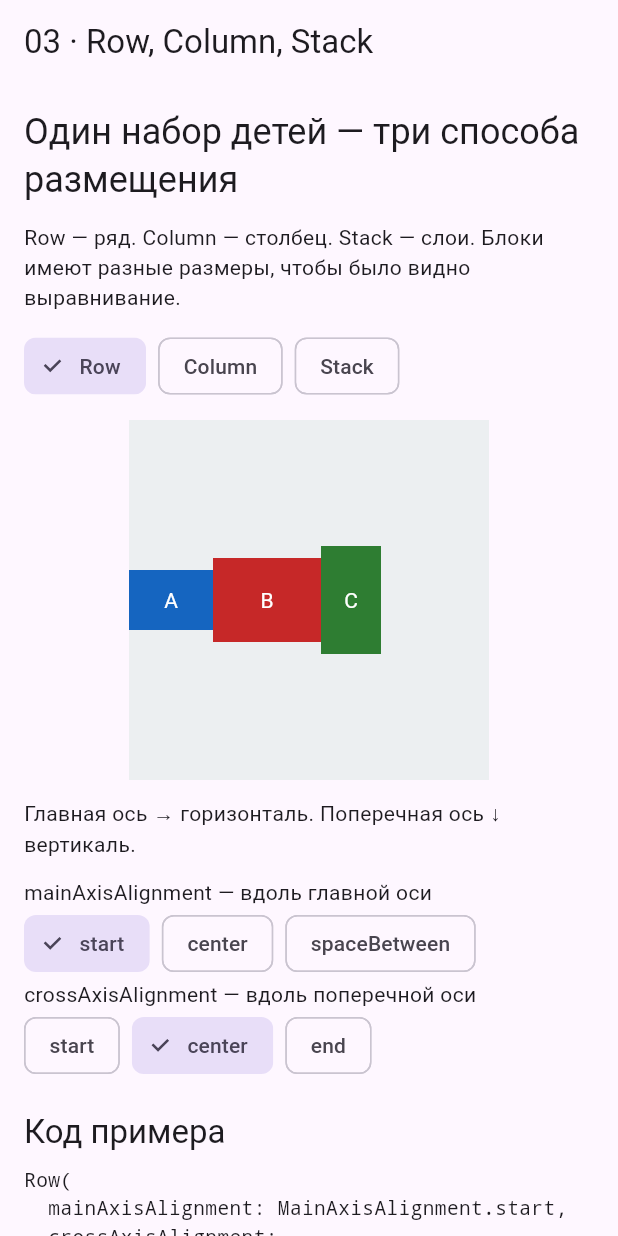
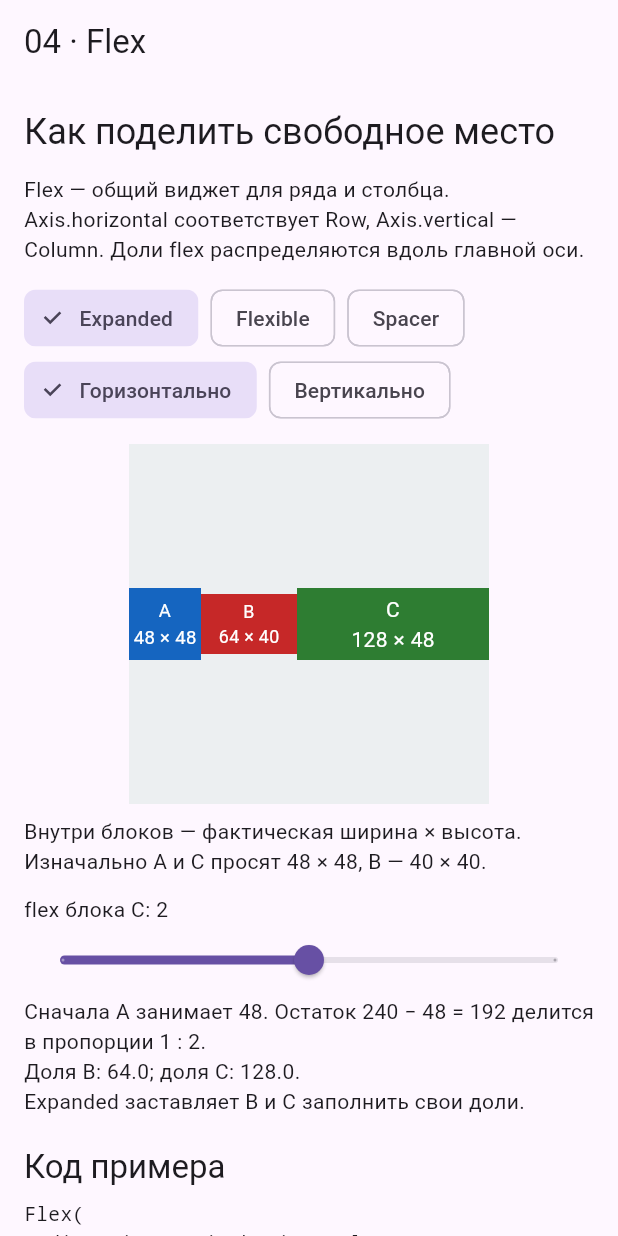
Before and after one commit to aslanDos/Learning-App, a Flutter app: the screen it shows after launch, on a phone screen of 412 x 824 dp. Run offline on Flutter 3.47's test engine with Material 3 defaults, Android fonts, the phone set to English and light mode, and no system bars.

Commit message:
Add lesson 04: Flex, Expanded, Flexible and Spacer

```diff
--- a/lib/main.dart
+++ b/lib/main.dart
@@ -9,112 +9,125 @@ class MyApp extends StatelessWidget {
   Widget build(BuildContext context) => const MaterialApp(
     debugShowCheckedModeBanner: false,
     title: 'Learning App',
-    home: LayoutGroupLessonScreen(),
+    home: FlexLessonScreen(),
   );
 }
 
-enum DemoLayout { row, column, stack }
+enum FlexDemo { expanded, flexible, spacer }
 
-class LayoutGroupLessonScreen extends StatefulWidget {
-  const LayoutGroupLessonScreen({super.key});
+class FlexLessonScreen extends StatefulWidget {
+  const FlexLessonScreen({super.key});
 
   @override
-  State<LayoutGroupLessonScreen> createState() =>
-      _LayoutGroupLessonScreenState();
+  State<FlexLessonScreen> createState() => _FlexLessonScreenState();
 }
 
-class _LayoutGroupLessonScreenState extends State<LayoutGroupLessonScreen> {
-  DemoLayout _layout = DemoLayout.row;
-  MainAxisAlignment _main = MainAxisAlignment.start;
-  CrossAxisAlignment _cross = CrossAxisAlignment.center;
-  Alignment _stackAlignment = Alignment.topLeft;
-  bool _positioned = false;
-  bool _reverse = false;
+class _FlexLessonScreenState extends State<FlexLessonScreen> {
+  FlexDemo _mode = FlexDemo.expanded;
+  Axis _axis = Axis.horizontal;
+  int _secondFlex = 2;
 
-  List<Widget> get _blocks => const [
-    DemoBlock(id: 'A', width: 56, height: 40, color: Color(0xFF1565C0)),
-    DemoBlock(id: 'B', width: 72, height: 56, color: Color(0xFFC62828)),
-    DemoBlock(id: 'C', width: 40, height: 72, color: Color(0xFF2E7D32)),
-  ];
-
-  Widget _buildDemo() {
-    final blocks = _blocks;
-    return switch (_layout) {
-      DemoLayout.row => Row(
-        mainAxisAlignment: _main,
-        crossAxisAlignment: _cross,
-        children: blocks,
-      ),
-      DemoLayout.column => Column(
-        mainAxisAlignment: _main,
-        crossAxisAlignment: _cross,
-        children: blocks,
-      ),
-      DemoLayout.stack => Stack(
-        alignment: _stackAlignment,
-        children: [
-          ...(_reverse ? blocks.take(2).toList().reversed : blocks.take(2)),
-          if (_positioned)
-            Positioned(top: 16, right: 16, child: blocks[2])
-          else
-            blocks[2],
+  List<Widget> get _children {
+    const a = SizeBlock(id: 'A', desiredSize: 48, color: Color(0xFF1565C0));
+    const b = SizeBlock(id: 'B', desiredSize: 40, color: Color(0xFFC62828));
+    const c = SizeBlock(id: 'C', desiredSize: 48, color: Color(0xFF2E7D32));
+    return switch (_mode) {
+      FlexDemo.expanded => [
+        a,
+        const Expanded(child: b),
+        Expanded(flex: _secondFlex, child: c),
       ],
-      ),
+      FlexDemo.flexible => [
+        a,
+        const Flexible(fit: FlexFit.loose, child: b),
+        Expanded(flex: _secondFlex, child: c),
+      ],
+      FlexDemo.spacer => [a, const Spacer(), b, Spacer(flex: _secondFlex), c],
     };
   }
 
   String get _code {
-    const blocks =
-        '    blockA, // 56 × 40\n'
-        '    blockB, // 72 × 56\n'
-        '    blockC, // 40 × 72\n';
-    if (_layout != DemoLayout.stack) {
-      final name = _layout == DemoLayout.row ? 'Row' : 'Column';
-      return '$name(\n'
-          '  mainAxisAlignment: $_main,\n'
-          '  crossAxisAlignment: $_cross,\n'
-          '  children: [\n$blocks  ],\n)';
+    final children = switch (_mode) {
+      FlexDemo.expanded =>
+        '    blockA,\n'
+            '    Expanded(flex: 1, child: blockB),\n'
+            '    Expanded(flex: $_secondFlex, child: blockC),\n',
+      FlexDemo.flexible =>
+        '    blockA,\n'
+            '    Flexible(flex: 1, fit: FlexFit.loose,\n      child: blockB),\n'
+            '    Expanded(flex: $_secondFlex, child: blockC),\n',
+      FlexDemo.spacer =>
+        '    blockA,\n'
+            '    Spacer(flex: 1),\n'
+            '    blockB,\n'
+            '    Spacer(flex: $_secondFlex),\n'
+            '    blockC,\n',
+    };
+    return 'Flex(\n  direction: $_axis,\n'
+        '  mainAxisAlignment: MainAxisAlignment.start,\n'
+        '  crossAxisAlignment: CrossAxisAlignment.center,\n'
+        '  children: [\n$children  ],\n)';
   }
-    return 'Stack(\n'
-        '  alignment: $_stackAlignment,\n'
-        '  children: [\n'
-        '    ${_reverse ? 'blockB' : 'blockA'},\n'
-        '    ${_reverse ? 'blockA' : 'blockB'},\n'
-        '${_positioned ? '    Positioned(top: 16, right: 16,\n      child: blockC),\n' : '    blockC,\n'}'
-        '  ],\n)';
+
+  String get _explanation {
+    if (_mode == FlexDemo.spacer) {
+      return 'Блоки занимают 48 + 40 + 48 = 136. Остаток 104 делят '
+          'два Spacer в пропорции 1 : $_secondFlex. Серые промежутки '
+          'растут, размеры блоков сохраняются.';
+    }
+    final firstShare = 192 / (1 + _secondFlex);
+    final secondShare = firstShare * _secondFlex;
+    return 'Сначала A занимает 48. Остаток 240 − 48 = 192 делится '
+        'в пропорции 1 : $_secondFlex.\n'
+        'Доля B: ${firstShare.toStringAsFixed(1)}; '
+        'доля C: ${secondShare.toStringAsFixed(1)}.\n'
+        '${_mode == FlexDemo.expanded ? 'Expanded заставляет B и C заполнить свои доли.' : 'Flexible разрешает B занять меньше своей доли. B просит 40; C всё равно получает свою исходную долю. Остаток B не передаётся C.'}';
   }
 
   @override
-  Widget build(BuildContext context) {
-    final isStack = _layout == DemoLayout.stack;
-    return Scaffold(
-      appBar: AppBar(title: const Text('03 · Row, Column, Stack')),
+  Widget build(BuildContext context) => Scaffold(
+    appBar: AppBar(title: const Text('04 · Flex')),
     body: SafeArea(
       child: ListView(
         padding: const EdgeInsets.all(16),
         children: [
           Text(
-              'Один набор детей — три способа размещения',
+            'Как поделить свободное место',
             style: Theme.of(context).textTheme.headlineSmall,
           ),
           const SizedBox(height: 12),
           const Text(
-              'Row — ряд. Column — столбец. Stack — слои. '
-              'Блоки имеют разные размеры, чтобы было видно выравнивание.',
+            'Flex — общий виджет для ряда и столбца. '
+            'Axis.horizontal соответствует Row, Axis.vertical — Column. '
+            'Доли flex распределяются вдоль главной оси.',
           ),
           const SizedBox(height: 12),
           Wrap(
             spacing: 8,
             children: [
-                for (final mode in DemoLayout.values)
+              for (final entry in const {
+                FlexDemo.expanded: 'Expanded',
+                FlexDemo.flexible: 'Flexible',
+                FlexDemo.spacer: 'Spacer',
+              }.entries)
                 ChoiceChip(
-                    label: Text(switch (mode) {
-                      DemoLayout.row => 'Row',
-                      DemoLayout.column => 'Column',
-                      DemoLayout.stack => 'Stack',
-                    }),
-                    selected: _layout == mode,
-                    onSelected: (_) => setState(() => _layout = mode),
+                  label: Text(entry.value),
+                  selected: _mode == entry.key,
+                  onSelected: (_) => setState(() => _mode = entry.key),
+                ),
+            ],
+          ),
+          Wrap(
+            spacing: 8,
+            children: [
+              for (final entry in const {
+                Axis.horizontal: 'Горизонтально',
+                Axis.vertical: 'Вертикально',
+              }.entries)
+                ChoiceChip(
+                  label: Text(entry.value),
+                  selected: _axis == entry.key,
+                  onSelected: (_) => setState(() => _axis = entry.key),
                 ),
             ],
           ),
@@ -125,86 +138,36 @@ class _LayoutGroupLessonScreenState extends State<LayoutGroupLessonScreen> {
               child: ColoredBox(
                 key: const ValueKey('demo-area'),
                 color: const Color(0xFFECEFF1),
-                  child: _buildDemo(),
+                child: Flex(
+                  direction: _axis,
+                  mainAxisAlignment: MainAxisAlignment.start,
+                  crossAxisAlignment: CrossAxisAlignment.center,
+                  children: _children,
                 ),
               ),
             ),
+          ),
+          const SizedBox(height: 8),
+          const Text(
+            'Внутри блоков — фактическая ширина × высота. '
+            'Изначально A и C просят 48 × 48, B — 40 × 40.',
+          ),
           const SizedBox(height: 12),
           Text(
-              isStack
-                  ? 'Следующий ребёнок рисуется поверх предыдущего. '
-                        'Сейчас зелёный C — последний слой.'
-                  : _layout == DemoLayout.row
-                  ? 'Главная ось → горизонталь. Поперечная ось ↓ вертикаль.'
-                  : 'Главная ось ↓ вертикаль. Поперечная ось → горизонталь.',
+            _mode == FlexDemo.spacer
+                ? 'flex второго Spacer: $_secondFlex'
+                : 'flex блока C: $_secondFlex',
           ),
-            const SizedBox(height: 12),
-            if (!isStack) ...[
-              const Text('mainAxisAlignment — вдоль главной оси'),
-              Wrap(
-                spacing: 8,
-                children: [
-                  for (final value in const [
-                    MainAxisAlignment.start,
-                    MainAxisAlignment.center,
-                    MainAxisAlignment.spaceBetween,
-                  ])
-                    ChoiceChip(
-                      label: Text(value.name),
-                      selected: _main == value,
-                      onSelected: (_) => setState(() => _main = value),
+          Slider(
+            key: const ValueKey('flex-slider'),
+            value: _secondFlex.toDouble(),
+            min: 1,
+            max: 3,
+            divisions: 2,
+            label: '$_secondFlex',
+            onChanged: (value) => setState(() => _secondFlex = value.round()),
           ),
-                ],
-              ),
-              const Text('crossAxisAlignment — вдоль поперечной оси'),
-              Wrap(
-                spacing: 8,
-                children: [
-                  for (final value in const [
-                    CrossAxisAlignment.start,
-                    CrossAxisAlignment.center,
-                    CrossAxisAlignment.end,
-                  ])
-                    ChoiceChip(
-                      key: ValueKey('cross-${value.name}'),
-                      label: Text(value.name),
-                      selected: _cross == value,
-                      onSelected: (_) => setState(() => _cross = value),
-                    ),
-                ],
-              ),
-            ] else ...[
-              const Text('alignment — выравнивание детей без Positioned'),
-              Wrap(
-                spacing: 8,
-                children: [
-                  for (final entry in const {
-                    'topLeft': Alignment.topLeft,
-                    'center': Alignment.center,
-                    'bottomRight': Alignment.bottomRight,
-                  }.entries)
-                    ChoiceChip(
-                      label: Text(entry.key),
-                      selected: _stackAlignment == entry.value,
-                      onSelected: (_) =>
-                          setState(() => _stackAlignment = entry.value),
-                    ),
-                ],
-              ),
-              SwitchListTile(
-                contentPadding: EdgeInsets.zero,
-                title: const Text('C через Positioned'),
-                subtitle: const Text('top: 16, right: 16 относительно Stack'),
-                value: _positioned,
-                onChanged: (value) => setState(() => _positioned = value),
-              ),
-              SwitchListTile(
-                contentPadding: EdgeInsets.zero,
-                title: const Text('Поменять слои A и B'),
-                value: _reverse,
-                onChanged: (value) => setState(() => _reverse = value),
-              ),
-            ],
+          Text(_explanation),
           const SizedBox(height: 20),
           Text('Код примера', style: Theme.of(context).textTheme.titleLarge),
           const SizedBox(height: 8),
@@ -213,45 +176,52 @@ class _LayoutGroupLessonScreenState extends State<LayoutGroupLessonScreen> {
             style: const TextStyle(fontFamily: 'monospace', fontSize: 13),
           ),
           const Text(
-              'blockA, blockB и blockC — цветные блоки из класса '
-              'DemoBlock. Пример находится в SizedBox 240 × 240.',
+            'blockA, blockB и blockC — экземпляры SizeBlock. '
+            'Весь Flex помещён в SizedBox 240 × 240.',
           ),
           const SizedBox(height: 20),
           const Text(
-              'Проверь себя: выбери spaceBetween в Row, затем Column. '
-              'Почему промежутки поменяли направление? В Stack включи '
-              'Positioned и меняй alignment. Почему C больше не перемещается?',
+            'Проверь себя: сравни Expanded и Flexible при пропорции '
+            '1 : 2. Почему C не увеличился, когда B стал меньше? '
+            'Включи Spacer: что теперь получает доли свободного места?',
           ),
         ],
       ),
     ),
   );
 }
-}
 
-class DemoBlock extends StatelessWidget {
-  const DemoBlock({
+class SizeBlock extends StatelessWidget {
+  const SizeBlock({
     super.key,
     required this.id,
-    required this.width,
-    required this.height,
+    required this.desiredSize,
     required this.color,
   });
 
   final String id;
-  final double width;
-  final double height;
+  final double desiredSize;
   final Color color;
 
   @override
   Widget build(BuildContext context) => SizedBox(
+    width: desiredSize,
+    height: desiredSize,
+    child: ColoredBox(
       key: ValueKey('block-$id'),
-    width: width,
-    height: height,
-    child: ColoredBox(
       color: color,
-      child: Center(
-        child: Text(id, style: const TextStyle(color: Colors.white)),
+      child: LayoutBuilder(
+        builder: (context, limits) => Padding(
+          padding: const EdgeInsets.all(3),
+          child: FittedBox(
+            fit: BoxFit.scaleDown,
+            child: Text(
+              '$id\n${limits.maxWidth.round()} × ${limits.maxHeight.round()}',
+              textAlign: TextAlign.center,
+              style: const TextStyle(color: Colors.white),
+            ),
+          ),
+        ),
       ),
     ),
   );
```
Also changed, not shown: 3 other files. Lines whose indentation alone changed are shown as unchanged.
